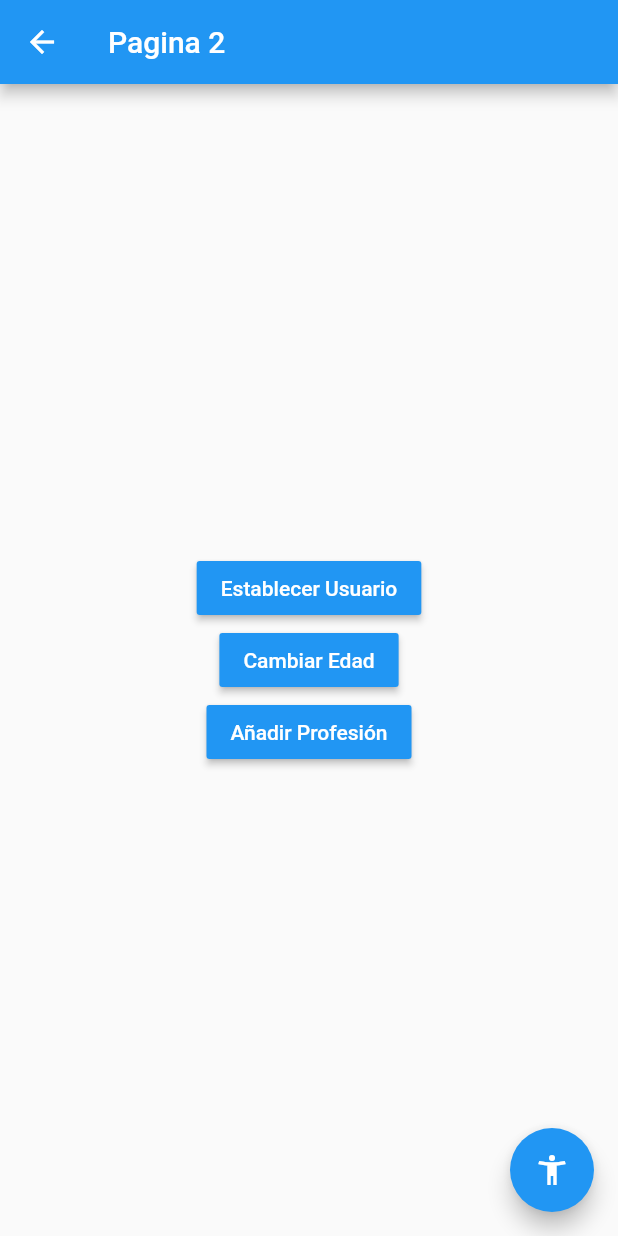
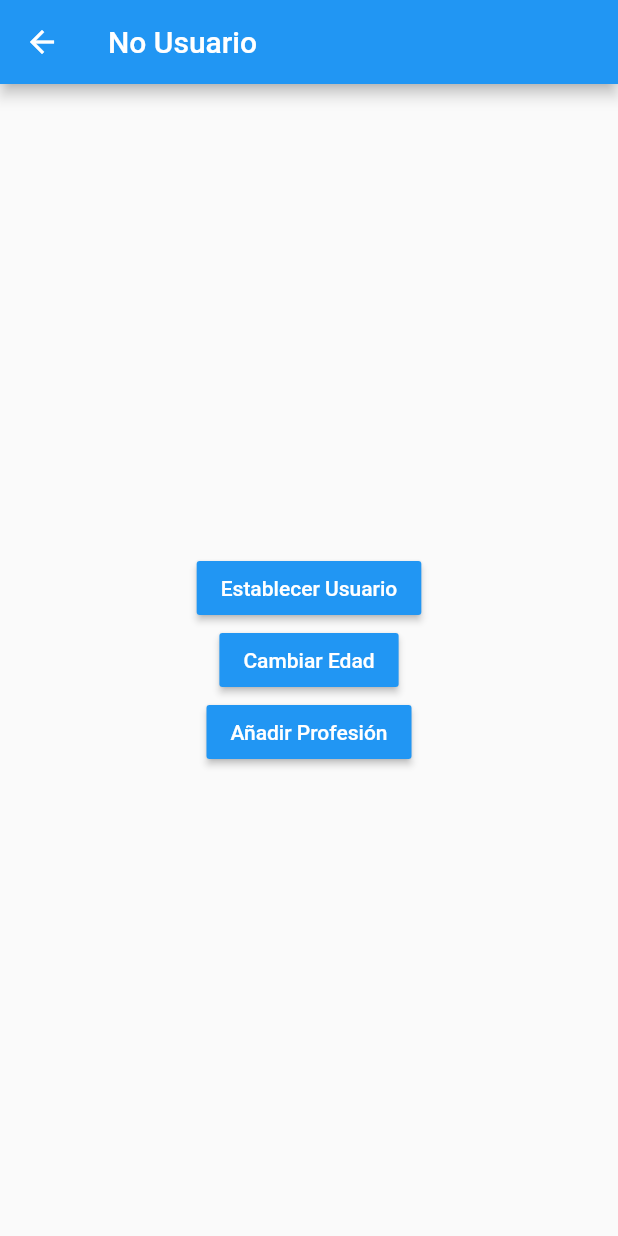
Before and after one commit to CH1GU1/estados_app, a Flutter app: the screen it shows after launch, after a tap on the "accessibility new" icon, on a phone screen of 412 x 824 dp. Run offline on Flutter 3.47's test engine with Material 2 defaults, Android fonts, the phone set to English and light mode, and no system bars; accounts and stored records are empty.

Commit message:
S11 - V130 - Fin Singleton

```diff
--- a/lib/models/usuario.dart
+++ b/lib/models/usuario.dart
@@ -3,5 +3,6 @@ class Usuario {
   int? edad;
   List<String>? profesiones;
 
-  Usuario({this.nombre, this.edad, this.profesiones});
+  Usuario({required this.nombre, this.edad, this.profesiones})
+      : assert(nombre != null);
 }
--- a/lib/pages/pagina1_page.dart
+++ b/lib/pages/pagina1_page.dart
@@ -1,3 +1,5 @@
+import 'package:estados_app/models/usuario.dart';
+import 'package:estados_app/services/usuario_service.dart';
 import 'package:flutter/material.dart';
 
 class Pagina1Page extends StatelessWidget {
@@ -7,7 +9,16 @@ class Pagina1Page extends StatelessWidget {
       appBar: AppBar(
         title: const Text('Pagina 1'),
       ),
-      body: const InformacionUsuario(),
+      body: StreamBuilder(
+        stream: usuarioService.usuarioStream,
+        builder: (BuildContext context, AsyncSnapshot<Usuario> snapshot) {
+          return snapshot.hasData
+              ? InformacionUsuario(usuario: snapshot.data!,)
+              : const Center(
+                  child: Text('No hay información del usuario'),
+                );
+        },
+      ),
       floatingActionButton: FloatingActionButton(
         child: const Icon(Icons.accessibility_new),
         onPressed: () => Navigator.pushNamed(context, 'pagina2'),
@@ -17,7 +28,9 @@ class Pagina1Page extends StatelessWidget {
 }
 
 class InformacionUsuario extends StatelessWidget {
-  const InformacionUsuario({super.key});
+  final Usuario usuario;
+
+  const InformacionUsuario({super.key, required this.usuario});
 
   @override
   Widget build(BuildContext context) {
@@ -25,7 +38,7 @@ class InformacionUsuario extends StatelessWidget {
       width: double.infinity,
       height: double.infinity,
       padding: const EdgeInsets.all(20),
-      child: const Column(
+      child: Column(
         crossAxisAlignment: CrossAxisAlignment.start,
         children: [
           Text(
@@ -34,10 +47,10 @@ class InformacionUsuario extends StatelessWidget {
           ),
           Divider(),
           ListTile(
-            title: Text('Nombre: '),
+            title: Text('Nombre: ${usuario.nombre} '),
           ),
           ListTile(
-            title: Text('Edad: '),
+            title: Text('Edad: ${usuario.edad} '),
           ),
           Text(
             'Profesiones',
--- a/lib/pages/pagina2_page.dart
+++ b/lib/pages/pagina2_page.dart
@@ -1,11 +1,23 @@
+import 'package:estados_app/models/usuario.dart';
+import 'package:estados_app/services/usuario_service.dart';
 import 'package:flutter/material.dart';
 
 class Pagina2Page extends StatelessWidget {
+
+
   @override
   Widget build(BuildContext context) {
+
     return Scaffold(
       appBar: AppBar(
-        title: const Text('Pagina 2'),
+        title: StreamBuilder(
+          stream: usuarioService.usuarioStream,
+          builder: (BuildContext context, AsyncSnapshot<Usuario> snapshot) {
+            return snapshot.hasData
+                ? Text(snapshot.data!.nombre!)
+                : const Text('No Usuario');
+          },
+        ),
       ),
       body: Center(
           child: Column(
@@ -17,7 +29,10 @@ class Pagina2Page extends StatelessWidget {
               style: TextStyle(color: Colors.white),
             ),
             color: Colors.blue,
-            onPressed: () {},
+            onPressed: () {
+              final newUser = Usuario(nombre: 'Kevin', edad: 21);
+              usuarioService.cargarUsuario(newUser);
+            },
           ),
           MaterialButton(
             child: Text(
@@ -25,7 +40,9 @@ class Pagina2Page extends StatelessWidget {
               style: TextStyle(color: Colors.white),
             ),
             color: Colors.blue,
-            onPressed: () {},
+            onPressed: () {
+              usuarioService.cambiarEdad(30);
+            },
           ),
           MaterialButton(
             child: Text(
@@ -37,10 +54,6 @@ class Pagina2Page extends StatelessWidget {
           ),
         ],
       )),
-      floatingActionButton: FloatingActionButton(
-        child: const Icon(Icons.accessibility_new),
-        onPressed: () => Navigator.pushNamed(context, 'pagina1'),
-      ),
     );
   }
 }
--- /dev/null
+++ b/lib/services/usuario_service.dart
@@ -0,0 +1,34 @@
+import 'dart:async';
+
+import 'package:estados_app/models/usuario.dart';
+
+class _UsuarioService {
+  Usuario? _usuario;
+
+  final StreamController<Usuario> _usuarioStreamController =
+      StreamController<Usuario>.broadcast();
+
+  Usuario? get usuario => _usuario;
+  bool get existeUsuario => (_usuario != null) ? true : false;
+
+  Stream<Usuario> get usuarioStream => _usuarioStreamController.stream;
+
+  void cargarUsuario(Usuario user) {
+    _usuario = user;
+    _usuarioStreamController.add(user);
+  }
+
+  void cambiarEdad(int edad) {
+    _usuario?.edad = edad;
+    _usuarioStreamController.add(_usuario!);
+  }
+
+  dispose(){
+
+    _usuarioStreamController.close();
+
+  }
+
+}
+
+final usuarioService = _UsuarioService();
```
